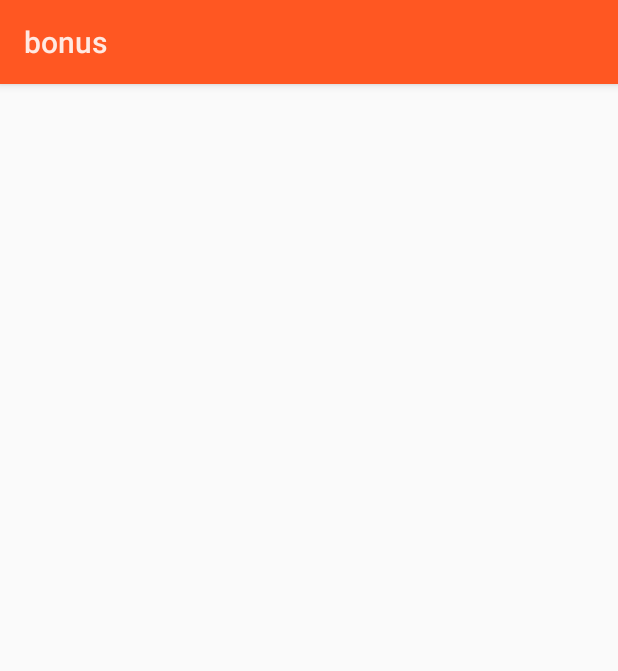
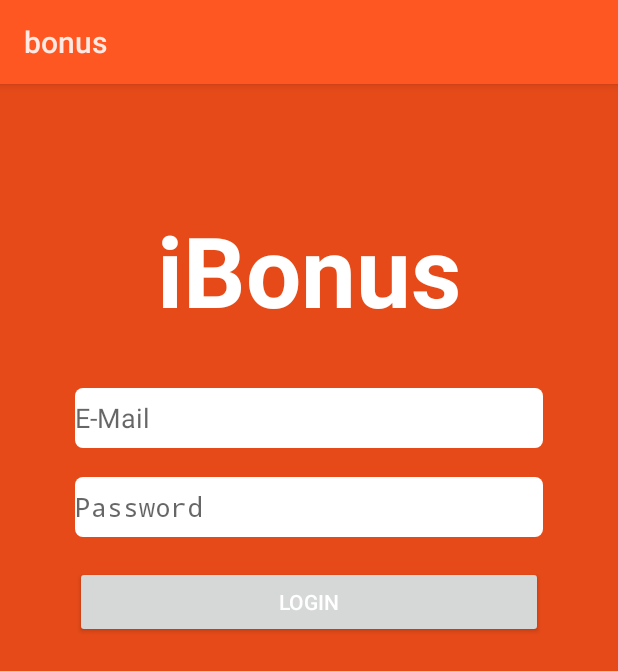
Before and after one commit to scott108/Bonus-Android, an Android app: the layout activity_login.xml on its own in the app's theme, with its tools: preview values and no code run, on a phone screen of 412 x 824 dp. Shown: the top 671 px of the screen. Run offline under Robolectric (Android 15) with nearby library versions, the phone set to English and light mode, and no system bars.

Commit message:
Add some fake cardView item in recycleView and add login page

```diff
--- a/app/src/main/AndroidManifest.xml
+++ b/app/src/main/AndroidManifest.xml
@@ -31,6 +31,10 @@
             </intent-filter>
 
         </activity>
+        <activity
+            android:name=".LoginActivity"
+            android:label="@string/app_name">
+        </activity>
     </application>
 
 </manifest>
--- a/app/src/main/java/com/example/scott/bonus/MainActivity.java
+++ b/app/src/main/java/com/example/scott/bonus/MainActivity.java
@@ -103,6 +103,7 @@ public class MainActivity extends FragmentActivity implements CreateNdefMessageC
 
 
         origIntent = getIntent();
+
 
     }
 
--- a/app/src/main/java/com/example/scott/bonus/fragment/CouponFragment.java
+++ b/app/src/main/java/com/example/scott/bonus/fragment/CouponFragment.java
@@ -38,7 +38,7 @@ public class CouponFragment extends Fragment{
     @Override
     public View onCreateView(LayoutInflater inflater, ViewGroup container, Bundle savedInstanceState) {
 
-        return inflater.inflate(R.layout.coupon, container, false);
+        return inflater.inflate(R.layout.activity_coupon, container, false);
     }
     @Override
     public void onActivityCreated(Bundle savedInstanceState) {
--- a/app/src/main/java/com/example/scott/bonus/fragmentcontrol/InvoiceFragmentControl.java
+++ b/app/src/main/java/com/example/scott/bonus/fragmentcontrol/InvoiceFragmentControl.java
@@ -59,7 +59,7 @@ public class InvoiceFragmentControl {
             TextView titleView;
 
             if (convertView == null) {
-                titleView = (TextView)mainActivity.getLayoutInflater().inflate(R.layout.invoice_list_title, null);
+                titleView = (TextView)mainActivity.getLayoutInflater().inflate(R.layout.invoice_list_group_item, null);
             } else {
                 titleView = (TextView)convertView;
             }
--- a/app/src/main/java/com/example/scott/bonus/fragmentcontrol/couponadapter/CouponAdapter.java
+++ b/app/src/main/java/com/example/scott/bonus/fragmentcontrol/couponadapter/CouponAdapter.java
@@ -1,5 +1,8 @@
 package com.example.scott.bonus.fragmentcontrol.couponadapter;
 
+import android.graphics.Bitmap;
+import android.graphics.Matrix;
+import android.graphics.drawable.BitmapDrawable;
 import android.support.v7.widget.RecyclerView;
 import android.view.LayoutInflater;
 import android.view.View;
@@ -57,6 +60,8 @@ public class CouponAdapter extends RecyclerView.Adapter<CouponAdapter.ViewHolder
         viewHolder.name.setText(couponInfo.getName());
         viewHolder.number.setText(couponInfo.getNumber());
 
+        viewHolder.image.setImageBitmap(couponInfo.getIcon());
+
         viewHolder.itemView.setOnClickListener(new View.OnClickListener() {
             @Override
             public void onClick(View v) {
--- /dev/null
+++ b/app/src/main/res/drawable/rect_text_edit.xml
@@ -0,0 +1,14 @@
+<?xml version="1.0" encoding="utf-8"?>
+<shape xmlns:android="http://schemas.android.com/apk/res/android"
+    android:padding="10dp"
+    android:shape="rectangle">
+
+    <solid android:color = "#FFFFFF"/>
+
+    <corners
+        android:bottomLeftRadius = "5dp"
+        android:bottomRightRadius = "5dp"
+        android:topLeftRadius = "5dp"
+        android:topRightRadius = "5dp"/>
+
+</shape>
--- a/app/src/main/res/layout/activity_login.xml
+++ b/app/src/main/res/layout/activity_login.xml
@@ -1,6 +1,65 @@
 <?xml version="1.0" encoding="utf-8"?>
 <LinearLayout xmlns:android="http://schemas.android.com/apk/res/android"
     android:orientation="vertical" android:layout_width="match_parent"
-    android:layout_height="match_parent">
+    android:layout_height="match_parent"
+    android:background="@color/primary_dark"
+    android:paddingLeft="50dp"
+    android:paddingRight="50dp">
+
+    <TextView
+        android:layout_width="wrap_content"
+        android:layout_height="wrap_content"
+        android:textAppearance="?android:attr/textAppearanceLarge"
+        android:text="@string/app_title"
+        android:textStyle="bold"
+        android:id="@+id/app_title"
+        android:textColor="@color/title_text"
+        android:paddingTop="80dp"
+        android:paddingBottom="35dp"
+        android:textSize="65dp"
+        android:layout_gravity="center_horizontal"/>
+
+    <EditText
+        android:layout_width="fill_parent"
+        android:layout_height="40dp"
+        android:inputType="textEmailAddress"
+        android:ems="10"
+        android:id="@+id/emailEditText"
+        android:hint="E-Mail"
+        android:background="@drawable/rect_text_edit"
+        android:layout_gravity="center_horizontal" />
+
+    <TextView
+        android:layout_width="wrap_content"
+        android:layout_height="wrap_content"
+        android:text=""
+        android:id="@+id/textView2"
+        android:layout_gravity="center_horizontal" />
+
+    <EditText
+        android:layout_width="fill_parent"
+        android:layout_height="40dp"
+        android:inputType="textPassword"
+        android:ems="10"
+        android:id="@+id/passwordEditText"
+        android:hint="Password"
+        android:background="@drawable/rect_text_edit"
+        android:layout_gravity="center_horizontal"/>
+
+    <TextView
+        android:layout_width="wrap_content"
+        android:layout_height="wrap_content"
+        android:text=""
+        android:id="@+id/textView3"
+        android:layout_gravity="center_horizontal" />
+
+    <Button
+        android:layout_width="fill_parent"
+        android:layout_height="wrap_content"
+        android:text="Login"
+        android:id="@+id/loginBtn"
+        android:textColor="@color/title_text"
+        android:layout_gravity="center_horizontal"/>
+
 
 </LinearLayout>
--- a/app/src/main/res/layout/coupon_cardview_item.xml
+++ b/app/src/main/res/layout/coupon_cardview_item.xml
@@ -15,7 +15,7 @@
             android:gravity="center_vertical"
             android:layout_width="wrap_content"
             android:layout_height="wrap_content"
-            android:textSize="24sp"
+            android:textSize="18sp"
             android:textColor="@color/text"
             android:clickable="false"
             />
@@ -24,7 +24,7 @@
             android:gravity="center_vertical"
             android:layout_width="wrap_content"
             android:layout_height="wrap_content"
-            android:textSize="24sp"
+            android:textSize="18sp"
             android:textColor="@color/text"
             android:clickable="false"
             />
--- a/app/src/main/res/layout/invoice_list_title.xml
+++ b/app/src/main/res/layout/invoice_list_group_item.xml
@@ -7,6 +7,6 @@
     android:minHeight = "30dip"
     android:gravity = "center_vertical"
     android:paddingLeft = "10dip"
-    android:background = "@color/background_color"
+    android:background = "@color/dividers"
     android:textColor="@color/title_text"
     />
--- a/app/src/main/res/values/color.xml
+++ b/app/src/main/res/values/color.xml
@@ -5,6 +5,7 @@
     <color name="title_text">#fff</color>
     <color name="background_color">#FF7744</color>
     <color name="block">#E63F00</color>
+    <color name="hyperlink">#0066FF</color>
 
     <!-- general text colors -->
     <color name="text">#212121</color>
--- a/app/src/main/res/values/strings.xml
+++ b/app/src/main/res/values/strings.xml
@@ -2,7 +2,7 @@
 <resources>
 
     <string name="app_name">bonus</string>
-    <string name="hello_world">Hello world!</string>
+    <string name="hello_world"><b>Hello world!</b></string>
     <string name="action_settings">Settings</string>
 
     <string name="drawer_open">Slider Menu Opened</string>
@@ -19,5 +19,7 @@
     <string name="dialog_uploading">Progress Sample&#8230;</string>
     <string name="dialog_processinganduploading">Showing a sample progress. Please be patient! (This does nothing. Just waiting 100ms / application)</string>
     <string name="server_login_url">http://140.120.15.85:8080/iChee/user/login/</string>
+    <string name="hyperlink_login"><u>請先登入</u></string>
+    <string name="app_title">iBonus</string>
 
 </resources>
```
Also changed, not shown: app/src/main/java/com/example/scott/bonus/LoginActivity.java (added, +31 -0 lines), app/src/main/java/com/example/scott/bonus/fragment/UserFragment.java (+16 -2 lines), app/src/main/java/com/example/scott/bonus/fragmentcontrol/CouponFragmentControl.java (+15 -4 lines), app/src/main/java/com/example/scott/bonus/fragmentcontrol/couponadapter/CouponInfo.java (+11 -0 lines), app/src/main/res/layout/activity_user.xml (added, +27 -0 lines), app/src/main/res/layout/user.xml (deleted, +0 -7 lines), app/src/main/res/drawable/icon.jpeg (added), app/src/main/res/layout/activity_coupon.xml (renamed from app/src/main/res/layout/coupon.xml).
